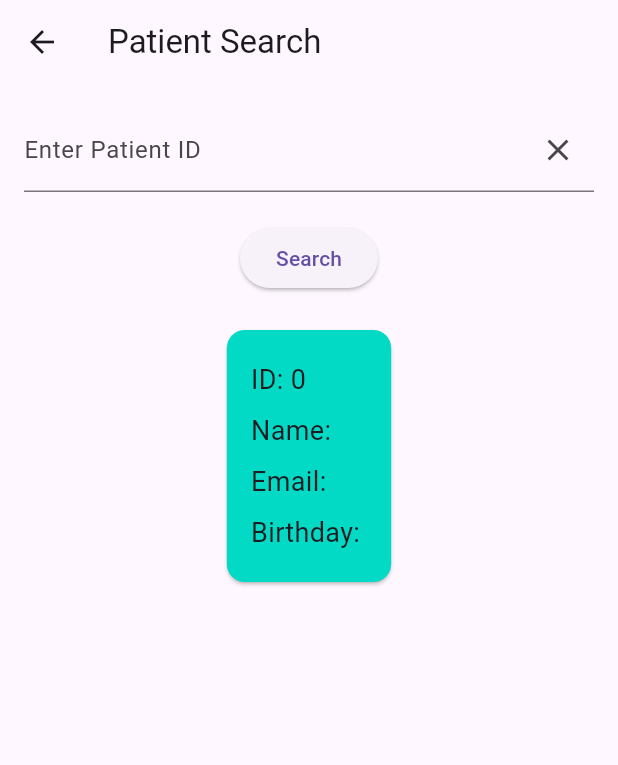
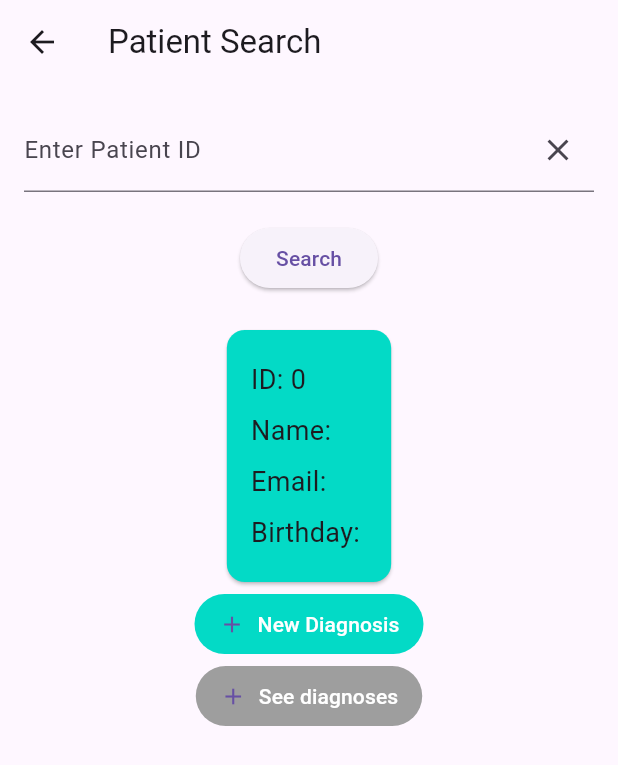
Before and after one commit to CristopherZambrano/medi_pro_vision, a Flutter app: the DiagnosticoScreem screen opened directly, on a phone screen of 412 x 824 dp. Shown: the top 765 px of the screen. Run offline on Flutter 3.47's test engine with Material 3 defaults, Android fonts, the phone set to English and light mode, and no system bars; our stand-ins replace shared_preferences; accounts and stored records are empty; network calls fail.

Commit message:
Lista de diagnosticos, traiso del bacend, falta acomodar

```diff
--- a/lib/Controllers/DiagnosticoController.dart
+++ b/lib/Controllers/DiagnosticoController.dart
@@ -22,13 +22,13 @@ Future<HttpBaseResponse> buscarPaciente(String document) async {
 Future<HttpBaseResponse> guardarDiagnostico(
     int idPatient, String diagnostico, String idUser) async {
   try {
-    final Response = await api.post('/registerDiagnosis', {
+    final response = await api.post('/registerDiagnosis', {
       "diagnostico": diagnostico,
       "idUser": idUser,
       "idPatient": idPatient.toString()
     });
-    if (Response.statusCode == 200) {
-      final decodedData = jsonDecode(Response.body);
+    if (response.statusCode == 200) {
+      final decodedData = jsonDecode(response.body);
       return HttpBaseResponse.fromJson(decodedData as Map<String, dynamic>);
     } else {
       return HttpBaseResponse(
--- a/lib/Global/coneption.dart
+++ b/lib/Global/coneption.dart
@@ -1,3 +1,3 @@
 class ApiConsume {
-  static const String urlApi = 'https://f161-210-211-56-90.ngrok-free.app/api';
+  static const String urlApi = 'https://724f-210-211-56-90.ngrok-free.app/api';
 }
--- a/lib/Screems/Diagnosticos.dart
+++ b/lib/Screems/Diagnosticos.dart
@@ -3,6 +3,7 @@ import 'package:medi_pro_vision/Controllers/DiagnosticoController.dart';
 import 'package:medi_pro_vision/Models/user1.dart';
 import 'package:medi_pro_vision/Screems/Questionary.dart';
 import 'package:medi_pro_vision/Screems/home.dart';
+import 'package:medi_pro_vision/Screems/listDiagnosis.dart';
 import 'package:shared_preferences/shared_preferences.dart';
 
 class Diagnostico extends StatelessWidget {
@@ -35,6 +36,7 @@ class _DiagnosticoScreemState extends State<DiagnosticoScreem> {
   bool isPatient = false;
   final TextEditingController _searchController = TextEditingController();
   User? _foundPatient;
+  late User user;
 
   User parseUserString(String userString) {
     List<String> parts = userString.split(', ');
@@ -67,9 +69,11 @@ class _DiagnosticoScreemState extends State<DiagnosticoScreem> {
   void _search() async {
     final id = _searchController.text;
     final response = await buscarPaciente(id);
+    SharedPreferences prefs = await SharedPreferences.getInstance();
     if (response.code == 1) {
       setState(() {
-        User user = parseUserString(response.data);
+        user = parseUserString(response.data);
+        prefs.setString("Patient", id);
         isPatient = true;
         _foundPatient = user;
       });
@@ -98,25 +102,6 @@ class _DiagnosticoScreemState extends State<DiagnosticoScreem> {
     }
   }
 
-  Widget buildButton(BuildContext context) {
-    if (isPatient) {
-      return FloatingActionButton.extended(
-        onPressed: () async {
-          SharedPreferences prefs = await SharedPreferences.getInstance();
-          prefs.setString("Patient", _searchController.text);
-          Navigator.push(
-              context, MaterialPageRoute(builder: (context) => Questionary()));
-        },
-        backgroundColor: const Color(0xFF03DAC6),
-        label: const Text('Nuevo Diagnostico'),
-        icon: const Icon(Icons.add),
-        extendedPadding: const EdgeInsets.symmetric(horizontal: 16.0),
-      );
-    } else {
-      return const SizedBox(); // Si no está lleno, retornamos un widget vacío
-    }
-  }
-
   @override
   Widget build(BuildContext context) {
     return Scaffold(
@@ -129,7 +114,8 @@ class _DiagnosticoScreemState extends State<DiagnosticoScreem> {
                     MaterialPageRoute(builder: (context) => const Home()));
               },
             )),
-      body: Padding(
+        body: SingleChildScrollView(
+          child: Padding(
             padding: const EdgeInsets.all(16.0),
             child: Column(
               children: [
@@ -167,13 +153,62 @@ class _DiagnosticoScreemState extends State<DiagnosticoScreem> {
                         ],
                       ),
                     ),
+                  ),
+                  TextButton(
+                      onPressed: () async {
+                        Navigator.push(
+                            context,
+                            MaterialPageRoute(
+                                builder: (context) => Questionary()));
+                      },
+                      style: ButtonStyle(
+                          backgroundColor: MaterialStateProperty.all<Color>(
+                              const Color(0xFF03DAC6)),
+                          padding: MaterialStateProperty.all<
+                                  EdgeInsetsGeometry>(
+                              const EdgeInsets.symmetric(horizontal: 16.0))),
+                      child: const Row(
+                        mainAxisSize: MainAxisSize.min,
+                        children: [
+                          Icon(Icons.add),
+                          SizedBox(width: 8),
+                          Text(
+                            "New Diagnosis",
+                            style: TextStyle(color: Colors.white),
                           )
                         ],
-            buildButton(context)
+                      )),
+                  const SizedBox(),
+                  TextButton(
+                      onPressed: () async {
+                        Navigator.push(
+                            context,
+                            MaterialPageRoute(
+                                builder: (context) =>
+                                    ListDiagnosis(idPatient: user.id)));
+                      },
+                      style: ButtonStyle(
+                          backgroundColor:
+                              MaterialStateProperty.all<Color>(Colors.grey),
+                          padding: MaterialStateProperty.all<
+                                  EdgeInsetsGeometry>(
+                              const EdgeInsets.symmetric(horizontal: 16.0))),
+                      child: const Row(
+                        mainAxisSize: MainAxisSize.min,
+                        children: [
+                          Icon(Icons.add),
+                          SizedBox(width: 8),
+                          Text(
+                            "See diagnoses",
+                            style: TextStyle(color: Colors.white),
+                          )
+                        ],
+                      )),
+                ],
               ],
             ),
           ),
-    );
+        ));
   }
 
   Widget _infoText(String text) => Padding(
```
Also changed, not shown: lib/Screems/Resultado.dart (+31 -18 lines), lib/Screems/listDiagnosis.dart (added, +49 -0 lines), lib/Widgets/new_widget.dart (+38 -0 lines). Lines whose indentation alone changed are shown as unchanged.
